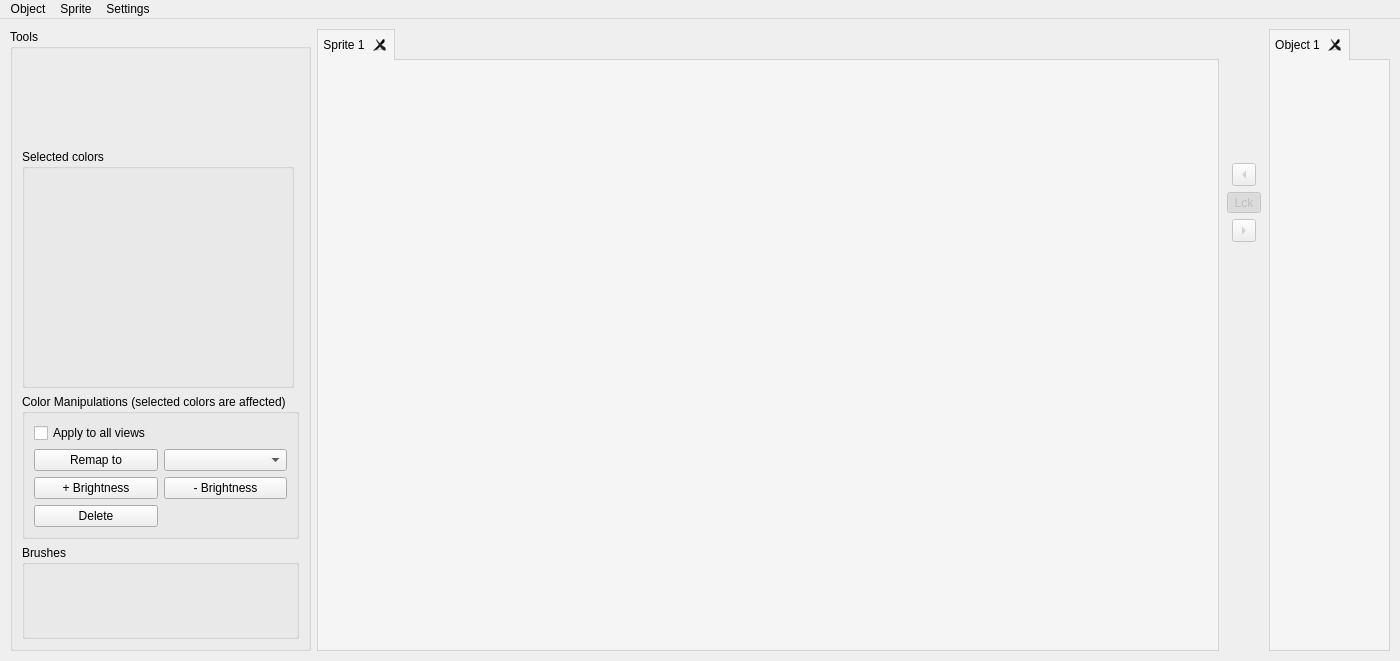
Before: the Qt Designer form editor_app/gui/main_window.ui in danielmeinert/objectcreator, drawn with Qt 5.
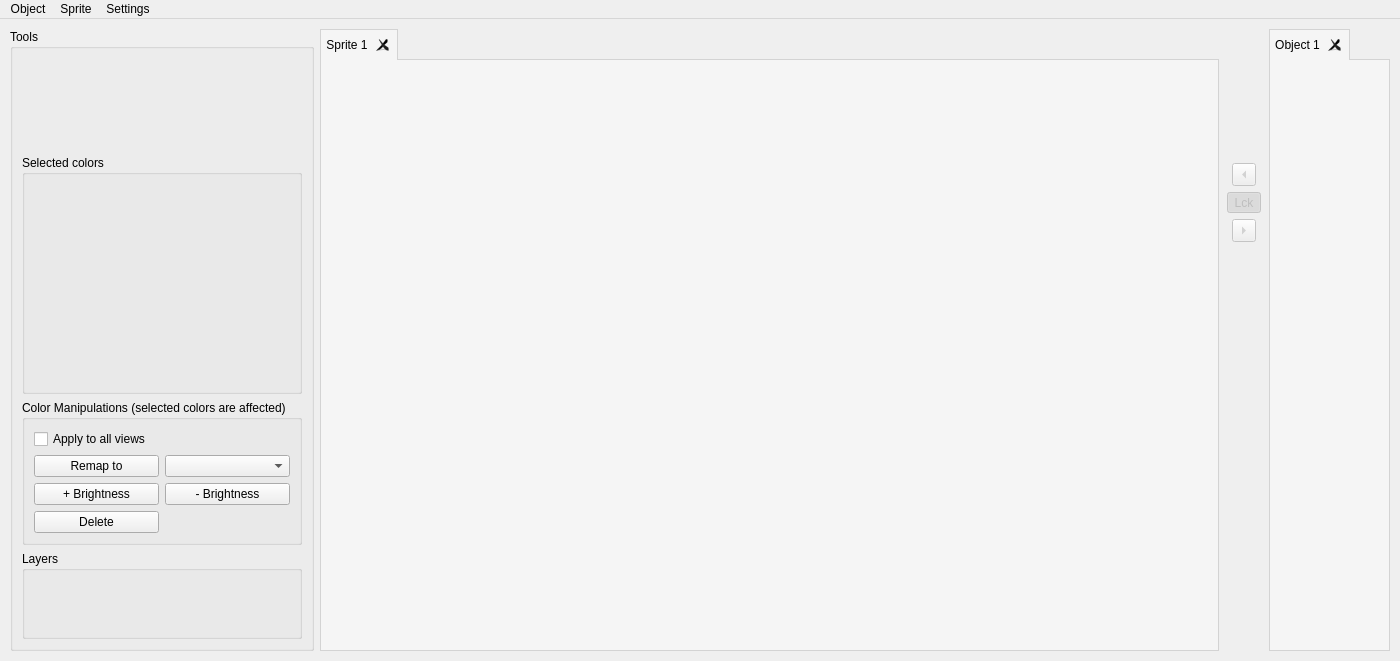
After: the same form once the commit is applied.

Patch:
```diff
--- a/editor_app/gui/main_window.ui
+++ b/editor_app/gui/main_window.ui
@@ -288,6 +288,18 @@
        </property>
        <item>
         <widget class="QWidget" name="widget_tool_box" native="true">
+         <property name="sizePolicy">
+          <sizepolicy hsizetype="Fixed" vsizetype="Fixed">
+           <horstretch>0</horstretch>
+           <verstretch>0</verstretch>
+          </sizepolicy>
+         </property>
+         <property name="minimumSize">
+          <size>
+           <width>280</width>
+           <height>100</height>
+          </size>
+         </property>
          <layout class="QHBoxLayout" name="horizontalLayout">
           <property name="leftMargin">
            <number>0</number>
@@ -314,7 +326,7 @@
          </property>
          <property name="minimumSize">
           <size>
-           <width>272</width>
+           <width>280</width>
            <height>239</height>
           </size>
          </property>
@@ -345,6 +357,12 @@
        </item>
        <item>
         <widget class="QGroupBox" name="groupBox_Colormani">
+         <property name="sizePolicy">
+          <sizepolicy hsizetype="Preferred" vsizetype="Fixed">
+           <horstretch>0</horstretch>
+           <verstretch>0</verstretch>
+          </sizepolicy>
+         </property>
          <property name="title">
           <string>Color Manipulations (selected colors are affected)</string>
          </property>
@@ -399,7 +417,7 @@
        <item>
         <widget class="QGroupBox" name="groupBox_Brushes">
          <property name="title">
-          <string>Brushes</string>
+          <string>Layers</string>
          </property>
          <property name="flat">
           <bool>true</bool>
```
Left out of the diff: 10 changed lines with no effect on the pictures.
